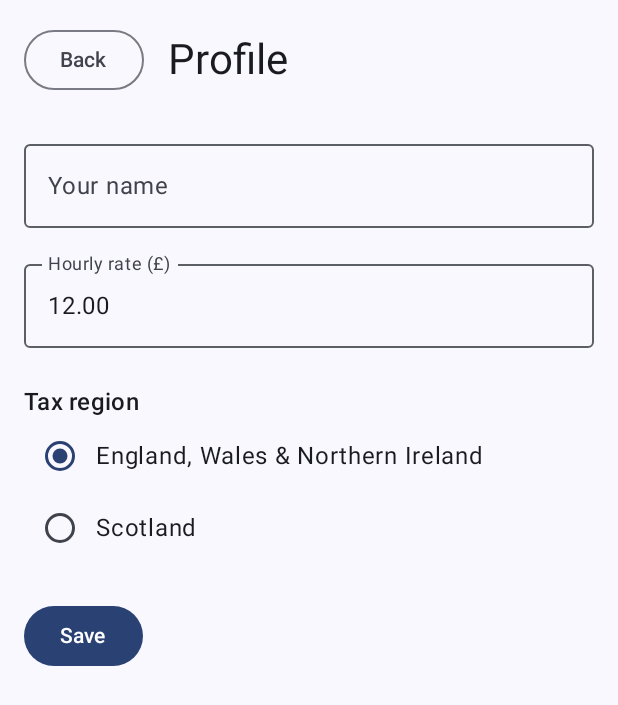
After one commit to AMAN582-del/Native-Mobile-Apps, an Android app built with Jetpack Compose: the ProfileScreen screen opened through its navigation route, on a phone screen of 412 x 824 dp. The commit adds this screen. Shown: the top 705 px of the screen. Run offline under Robolectric (Android 15) with nearby library versions, the phone set to English and light mode, and no system bars; our stand-ins replace Room's generated code.

Commit message:
Add profile screen with hourly rate and tax region

```diff
--- a/app/src/main/java/com/aman/shiftmate/HomeScreen.kt
+++ b/app/src/main/java/com/aman/shiftmate/HomeScreen.kt
@@ -22,6 +22,7 @@ import androidx.lifecycle.viewmodel.compose.viewModel
 @Composable
 fun HomeScreen(
     onOpenHistory: () -> Unit,
+    onOpenProfile: () -> Unit,
     modifier: Modifier = Modifier,
     viewModel: HomeViewModel = viewModel()
 ) {
@@ -30,6 +31,7 @@ fun HomeScreen(
         state = state,
         onToggle = viewModel::onClockToggle,
         onOpenHistory = onOpenHistory,
+        onOpenProfile = onOpenProfile,
         modifier = modifier
     )
 }
@@ -40,6 +42,7 @@ fun HomeContent(
     state: HomeUiState,
     onToggle: () -> Unit,
     onOpenHistory: () -> Unit,
+    onOpenProfile: () -> Unit,
     modifier: Modifier = Modifier
 ) {
     Column(
@@ -61,9 +64,9 @@ fun HomeContent(
             Text(if (state.isClockedIn) "Clock Out" else "Clock In")
         }
         Spacer(Modifier.height(16.dp))
-        OutlinedButton(onClick = onOpenHistory) {
-            Text("History")
-        }
+        OutlinedButton(onClick = onOpenHistory) { Text("History") }
+        Spacer(Modifier.height(8.dp))
+        OutlinedButton(onClick = onOpenProfile) { Text("Profile") }
         state.errorMessage?.let { message ->
             Spacer(Modifier.height(16.dp))
             Text(text = message, color = MaterialTheme.colorScheme.error)
--- a/app/src/main/java/com/aman/shiftmate/MainActivity.kt
+++ b/app/src/main/java/com/aman/shiftmate/MainActivity.kt
@@ -23,14 +23,17 @@ class MainActivity : ComponentActivity() {
             ShiftMateTheme {
                 val navController = rememberNavController()
                 Scaffold(modifier = Modifier.fillMaxSize()) { innerPadding ->
-                    // Navigation graph: Home -> History -> Shift detail
+                    // Navigation graph: Home -> History -> Shift detail, and Home -> Profile
                     NavHost(
                         navController = navController,
                         startDestination = "home",
                         modifier = Modifier.padding(innerPadding)
                     ) {
                         composable("home") {
-                            HomeScreen(onOpenHistory = { navController.navigate("history") })
+                            HomeScreen(
+                                onOpenHistory = { navController.navigate("history") },
+                                onOpenProfile = { navController.navigate("profile") }
+                            )
                         }
                         composable("history") {
                             HistoryScreen(
@@ -45,6 +48,9 @@ class MainActivity : ComponentActivity() {
                         ) {
                             ShiftDetailScreen(onBack = { navController.popBackStack() })
                         }
+                        composable("profile") {
+                            ProfileScreen(onBack = { navController.popBackStack() })
+                        }
                     }
                 }
             }
--- /dev/null
+++ b/app/src/main/java/com/aman/shiftmate/ProfileScreen.kt
@@ -0,0 +1,116 @@
+package com.aman.shiftmate
+
+import androidx.compose.foundation.clickable
+import androidx.compose.foundation.layout.Column
+import androidx.compose.foundation.layout.Row
+import androidx.compose.foundation.layout.Spacer
+import androidx.compose.foundation.layout.fillMaxSize
+import androidx.compose.foundation.layout.fillMaxWidth
+import androidx.compose.foundation.layout.height
+import androidx.compose.foundation.layout.padding
+import androidx.compose.foundation.layout.width
+import androidx.compose.foundation.rememberScrollState
+import androidx.compose.foundation.text.KeyboardOptions
+import androidx.compose.foundation.verticalScroll
+import androidx.compose.material3.Button
+import androidx.compose.material3.MaterialTheme
+import androidx.compose.material3.OutlinedButton
+import androidx.compose.material3.OutlinedTextField
+import androidx.compose.material3.RadioButton
+import androidx.compose.material3.Text
+import androidx.compose.runtime.Composable
+import androidx.compose.runtime.getValue
+import androidx.compose.ui.Alignment
+import androidx.compose.ui.Modifier
+import androidx.compose.ui.text.input.KeyboardType
+import androidx.compose.ui.unit.dp
+import androidx.lifecycle.compose.collectAsStateWithLifecycle
+import androidx.lifecycle.viewmodel.compose.viewModel
+import com.aman.shiftmate.model.TaxRegion
+
+// Stateful wrapper: owns the ViewModel
+@Composable
+fun ProfileScreen(
+    onBack: () -> Unit,
+    modifier: Modifier = Modifier,
+    viewModel: ProfileViewModel = viewModel()
+) {
+    val state by viewModel.uiState.collectAsStateWithLifecycle()
+    ProfileContent(
+        state = state,
+        onBack = onBack,
+        onNameChange = viewModel::onNameChange,
+        onRateChange = viewModel::onRateChange,
+        onRegionChange = viewModel::onRegionChange,
+        onSave = viewModel::onSave,
+        modifier = modifier
+    )
+}
+
+// Stateless composable: receives state and callbacks
+@Composable
+fun ProfileContent(
+    state: ProfileUiState,
+    onBack: () -> Unit,
+    onNameChange: (String) -> Unit,
+    onRateChange: (String) -> Unit,
+    onRegionChange: (TaxRegion) -> Unit,
+    onSave: () -> Unit,
+    modifier: Modifier = Modifier
+) {
+    Column(
+        modifier = modifier
+            .fillMaxSize()
+            .padding(16.dp)
+            .verticalScroll(rememberScrollState())
+    ) {
+        Row(verticalAlignment = Alignment.CenterVertically) {
+            OutlinedButton(onClick = onBack) { Text("Back") }
+            Spacer(Modifier.width(16.dp))
+            Text("Profile", style = MaterialTheme.typography.headlineMedium)
+        }
+        Spacer(Modifier.height(24.dp))
+
+        OutlinedTextField(
+            value = state.name,
+            onValueChange = onNameChange,
+            label = { Text("Your name") },
+            singleLine = true,
+            modifier = Modifier.fillMaxWidth()
+        )
+        Spacer(Modifier.height(16.dp))
+
+        OutlinedTextField(
+            value = state.rateText,
+            onValueChange = onRateChange,
+            label = { Text("Hourly rate (£)") },
+            singleLine = true,
+            keyboardOptions = KeyboardOptions(keyboardType = KeyboardType.Decimal),
+            modifier = Modifier.fillMaxWidth()
+        )
+        Spacer(Modifier.height(24.dp))
+
+        Text("Tax region", style = MaterialTheme.typography.titleMedium)
+        TaxRegion.entries.forEach { region ->
+            Row(
+                modifier = Modifier.fillMaxWidth().clickable { onRegionChange(region) },
+                verticalAlignment = Alignment.CenterVertically
+            ) {
+                RadioButton(selected = state.taxRegion == region, onClick = { onRegionChange(region) })
+                Text(region.label)
+            }
+        }
+        Spacer(Modifier.height(24.dp))
+
+        Button(onClick = onSave) { Text("Save") }
+
+        if (state.errorMessage != null) {
+            Spacer(Modifier.height(12.dp))
+            Text(state.errorMessage, color = MaterialTheme.colorScheme.error)
+        }
+        if (state.saved) {
+            Spacer(Modifier.height(12.dp))
+            Text("Saved")
+        }
+    }
+}
--- /dev/null
+++ b/app/src/main/java/com/aman/shiftmate/ProfileViewModel.kt
@@ -0,0 +1,59 @@
+package com.aman.shiftmate
+
+import android.app.Application
+import androidx.lifecycle.AndroidViewModel
+import com.aman.shiftmate.data.SettingsRepository
+import com.aman.shiftmate.model.TaxRegion
+import com.aman.shiftmate.model.UserSettings
+import kotlinx.coroutines.flow.MutableStateFlow
+import kotlinx.coroutines.flow.StateFlow
+import kotlinx.coroutines.flow.asStateFlow
+import kotlinx.coroutines.flow.update
+import java.util.Locale
+
+// Everything the Profile screen needs to display
+data class ProfileUiState(
+    val name: String = "",
+    val rateText: String = "",
+    val taxRegion: TaxRegion = TaxRegion.ENGLAND_WALES_NI,
+    val errorMessage: String? = null,
+    val saved: Boolean = false
+)
+
+class ProfileViewModel(application: Application) : AndroidViewModel(application) {
+
+    private val repository = SettingsRepository(application)
+
+    private val _uiState = MutableStateFlow(ProfileUiState())
+    val uiState: StateFlow<ProfileUiState> = _uiState.asStateFlow()
+
+    init {
+        val settings = repository.get()
+        _uiState.value = ProfileUiState(
+            name = settings.name,
+            rateText = "%.2f".format(Locale.US, settings.hourlyRate),
+            taxRegion = settings.taxRegion
+        )
+    }
+
+    fun onNameChange(value: String) =
+        _uiState.update { it.copy(name = value.take(40), saved = false) }
+
+    fun onRateChange(value: String) =
+        _uiState.update { it.copy(rateText = value.take(8), saved = false, errorMessage = null) }
+
+    fun onRegionChange(region: TaxRegion) =
+        _uiState.update { it.copy(taxRegion = region, saved = false) }
+
+    fun onSave() {
+        val state = _uiState.value
+        val rate = state.rateText.toDoubleOrNull()
+        // Input validation: reject empty, non-numeric or unrealistic rates
+        if (rate == null || rate <= 0.0 || rate > 500.0) {
+            _uiState.update { it.copy(errorMessage = "Enter a valid hourly rate, for example 12.50") }
+            return
+        }
+        repository.save(UserSettings(name = state.name.trim(), hourlyRate = rate, taxRegion = state.taxRegion))
+        _uiState.update { it.copy(errorMessage = null, saved = true) }
+    }
+}
--- /dev/null
+++ b/app/src/main/java/com/aman/shiftmate/data/SettingsRepository.kt
@@ -0,0 +1,37 @@
+package com.aman.shiftmate.data
+
+import android.content.Context
+import com.aman.shiftmate.model.TaxRegion
+import com.aman.shiftmate.model.UserSettings
+
+// Stores the profile in app-private SharedPreferences (other apps cannot read it)
+class SettingsRepository(context: Context) {
+
+    private val prefs = context.applicationContext
+        .getSharedPreferences("shiftmate_settings", Context.MODE_PRIVATE)
+
+    fun get(): UserSettings {
+        val defaults = UserSettings()
+        return UserSettings(
+            name = prefs.getString(KEY_NAME, null) ?: defaults.name,
+            hourlyRate = prefs.getString(KEY_RATE, null)?.toDoubleOrNull() ?: defaults.hourlyRate,
+            taxRegion = runCatching {
+                TaxRegion.valueOf(prefs.getString(KEY_REGION, null) ?: "")
+            }.getOrDefault(defaults.taxRegion)
+        )
+    }
+
+    fun save(settings: UserSettings) {
+        prefs.edit()
+            .putString(KEY_NAME, settings.name)
+            .putString(KEY_RATE, settings.hourlyRate.toString())
+            .putString(KEY_REGION, settings.taxRegion.name)
+            .apply()
+    }
+
+    private companion object {
+        const val KEY_NAME = "name"
+        const val KEY_RATE = "hourly_rate"
+        const val KEY_REGION = "tax_region"
+    }
+}
--- /dev/null
+++ b/app/src/main/java/com/aman/shiftmate/model/UserSettings.kt
@@ -0,0 +1,13 @@
+package com.aman.shiftmate.model
+
+enum class TaxRegion(val label: String) {
+    ENGLAND_WALES_NI("England, Wales & Northern Ireland"),
+    SCOTLAND("Scotland")
+}
+
+// The user's profile. The hourly rate here is only a starting default.
+data class UserSettings(
+    val name: String = "",
+    val hourlyRate: Double = 12.0,
+    val taxRegion: TaxRegion = TaxRegion.ENGLAND_WALES_NI
+)
```
Also changed, not shown: app/src/main/java/com/aman/shiftmate/HomeViewModel.kt (+8 -5 lines).
